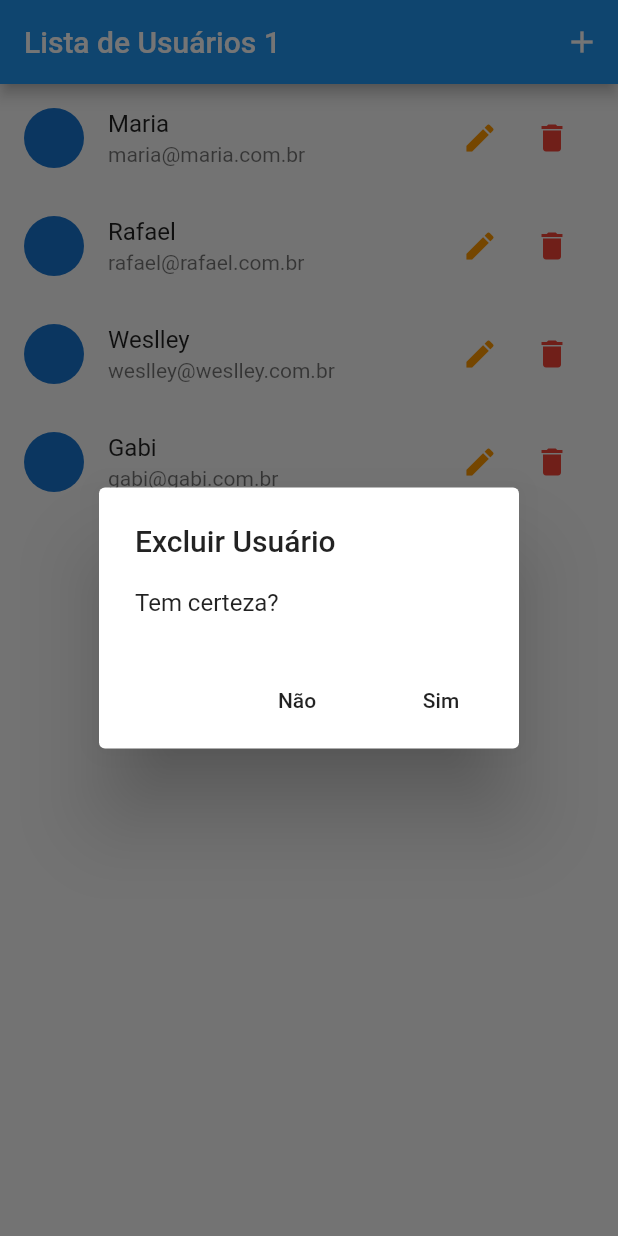
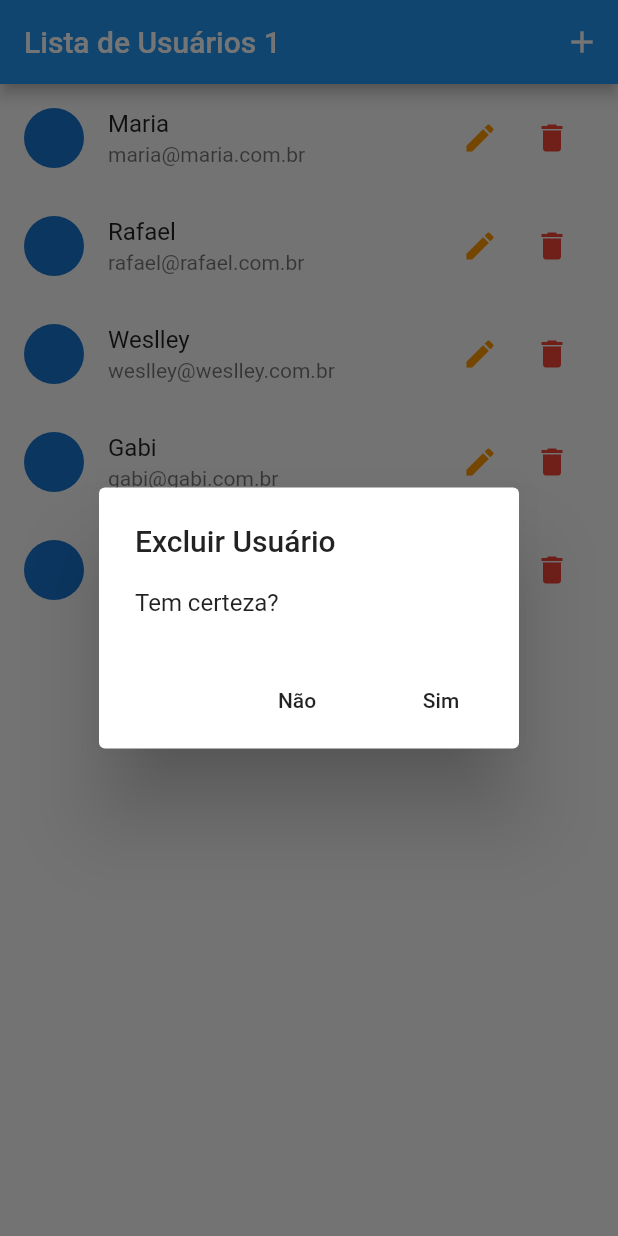
Before and after one commit to WeslleyFratini/Flutter_Crud, a Flutter app: the screen it shows after launch, after a tap on the "delete" icon, on a phone screen of 412 x 824 dp. Run offline on Flutter 3.47's test engine with Material 2 defaults, Android fonts, the phone set to English and light mode, and no system bars; network calls fail.

Commit message:
novo usuario

```diff
--- a/lib/data/dummy_user.dart
+++ b/lib/data/dummy_user.dart
@@ -25,4 +25,11 @@ const DUMMY_USERS = {
   email: 'gabi@gabi.com.br',
   avatarUrl: 'https://cdn.pixabay.com/photo/2014/04/02/17/07/user-307993_960_720.png'
 ),
+'5': const User(
+  id:'5',
+  name: 'Pepe',
+  email: 'pepe@pepe.com.br',
+  avatarUrl: 'https://cdn.pixabay.com/photo/2016/02/11/17/00/dog-1194087_1280.jpg'
+),
+
 };
```
